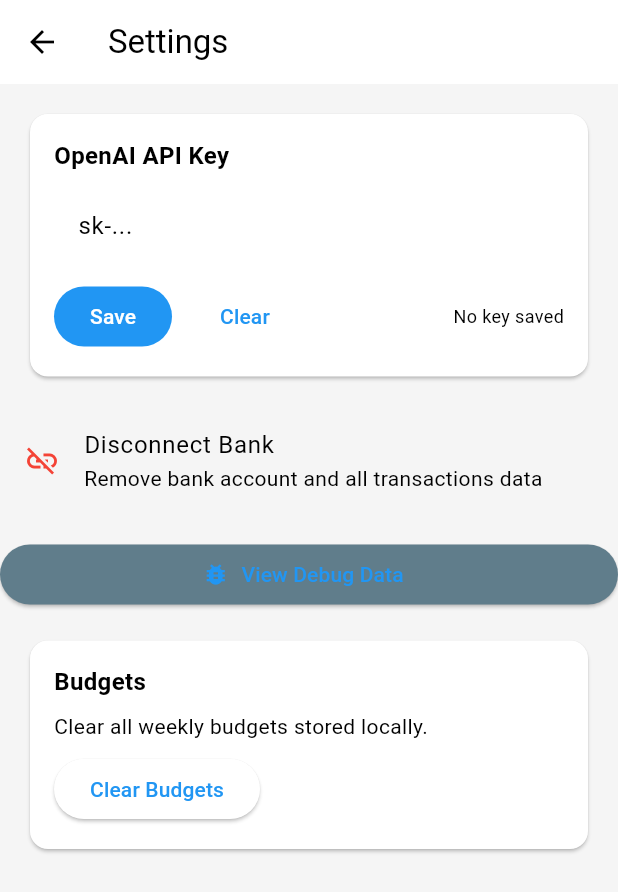
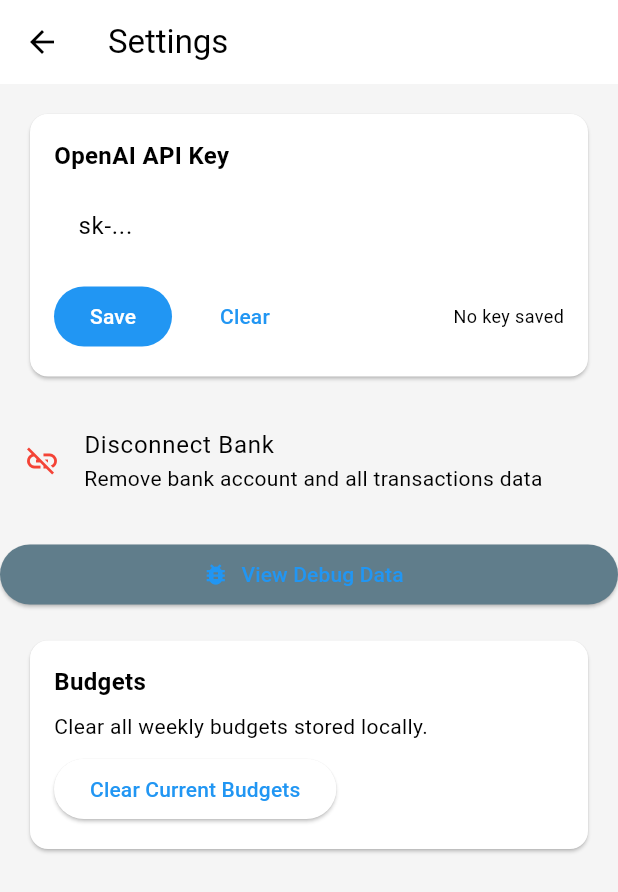
Before and after one commit to LukeFB/bfm_app, a Flutter app: the SettingsScreen screen opened by its route, on a phone screen of 412 x 824 dp. Shown: the top 892 px of the screen. Run offline on Flutter 3.47's test engine with Material 3 defaults, Android fonts, the light colour scheme and no system bars; our stand-ins replace bubble, flutter_riverpod, local_auth, package_info_plus, share_plus, shared_preferences and 2 more; accounts and stored records are empty.

Commit message:
Touch Ups

```diff
--- a/bfm_app/lib/models/prompt_model.dart
+++ b/bfm_app/lib/models/prompt_model.dart
@@ -13,6 +13,7 @@
   /// Builds the full private context string for the AI assistant.
   /// includeBudgets → embed a brief budget summary
   /// includeReferrals → embed local referral list
+
   Future<String> buildPrompt({
     bool includeBudgets = true,
     bool includeReferrals = true,
@@ -33,7 +34,7 @@
   }
 
   // ---------------------------------------------------------------------------
-  // 🔹 Budget context
+  //  Budget context
   // ---------------------------------------------------------------------------
 
   Future<String> _buildBudgetContext() async {
@@ -84,7 +85,7 @@
   }
 
   // ---------------------------------------------------------------------------
-  // 🔹 Referral context
+  //  Referral context
   // ---------------------------------------------------------------------------
 
   Future<String> _buildReferralContext() async {
--- a/bfm_app/lib/screens/settings_screen.dart
+++ b/bfm_app/lib/screens/settings_screen.dart
@@ -219,7 +219,7 @@
                           );
                         }
                       },
-                      child: const Text('Clear Budgets'),
+                      child: const Text('Clear Current Budgets'),
                     ),
                   ],
                 ),
```
